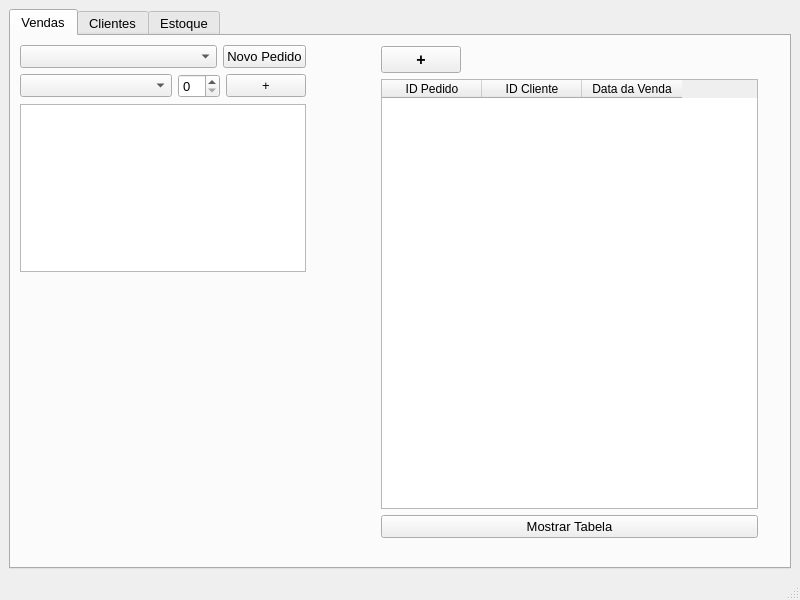
Before: the Qt Designer form mainwindow.ui in Spyght/Projeto_ECommerce, drawn with Qt 5.
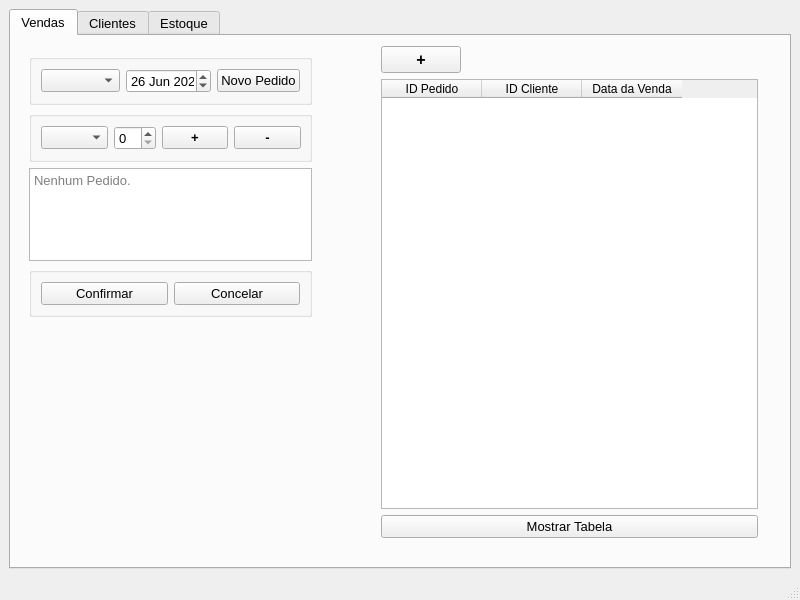
After: the same form once the commit is applied.

What changed in the file:
```diff
--- a/mainwindow.ui
+++ b/mainwindow.ui
@@ -90,23 +90,35 @@
          </item>
         </layout>
        </widget>
-       <widget class="QWidget" name="">
+       <widget class="QFrame" name="qFrameVendas">
         <property name="geometry">
          <rect>
           <x>9</x>
           <y>9</y>
-          <width>286</width>
-          <height>227</height>
+          <width>301</width>
+          <height>281</height>
          </rect>
         </property>
         <layout class="QVBoxLayout" name="verticalLayout_3">
          <item>
+          <widget class="QGroupBox" name="qGBNovoPedido">
           <layout class="QHBoxLayout" name="horizontalLayout_8">
            <item>
             <widget class="QComboBox" name="comboBox_2"/>
            </item>
            <item>
-            <widget class="QPushButton" name="pushButton">
+             <widget class="QDateEdit" name="dateEdit">
+              <property name="date">
+               <date>
+                <year>2020</year>
+                <month>6</month>
+                <day>26</day>
+               </date>
+              </property>
+             </widget>
+            </item>
+            <item>
+             <widget class="QPushButton" name="pushButtonNovoPedido">
              <property name="sizePolicy">
               <sizepolicy hsizetype="Fixed" vsizetype="Fixed">
                <horstretch>0</horstretch>
@@ -119,8 +131,10 @@
             </widget>
            </item>
           </layout>
+          </widget>
          </item>
          <item>
+          <widget class="QGroupBox" name="qGBPedido">
           <layout class="QHBoxLayout" name="horizontalLayout">
            <item>
             <widget class="QComboBox" name="comboBox"/>
@@ -143,18 +157,61 @@
                <verstretch>0</verstretch>
               </sizepolicy>
              </property>
+              <property name="font">
+               <font>
+                <weight>75</weight>
+                <bold>true</bold>
+               </font>
+              </property>
              <property name="text">
               <string>+</string>
              </property>
             </widget>
            </item>
-          </layout>
+            <item>
+             <widget class="QPushButton" name="pushButtonSub">
+              <property name="font">
+               <font>
+                <weight>75</weight>
+                <bold>true</bold>
+               </font>
+              </property>
+              <property name="text">
+               <string>-</string>
+              </property>
+             </widget>
+            </item>
+           </layout>
+          </widget>
          </item>
          <item>
           <widget class="QTextEdit" name="textEdit">
            <property name="readOnly">
             <bool>true</bool>
            </property>
+           <property name="placeholderText">
+            <string>Nenhum Pedido.</string>
+           </property>
+          </widget>
+         </item>
+         <item>
+          <widget class="QGroupBox" name="qGBOpcoes">
+           <layout class="QHBoxLayout" name="horizontalLayout_9">
+            <item>
+             <widget class="QPushButton" name="pushButtonConfirmarPedido">
+              <property name="text">
+               <string>Confirmar</string>
+              </property>
+             </widget>
+            </item>
+            <item>
+             <widget class="QPushButton" name="pushButtonCancelarPedido">
+              <property name="text">
+               <string>Concelar</string>
+              </property>
+             </widget>
+            </item>
+           </layout>
           </widget>
          </item>
         </layout>
```
Left out of the diff: 2 changed lines with no effect on the pictures. Lines whose indentation alone changed are shown as unchanged.
